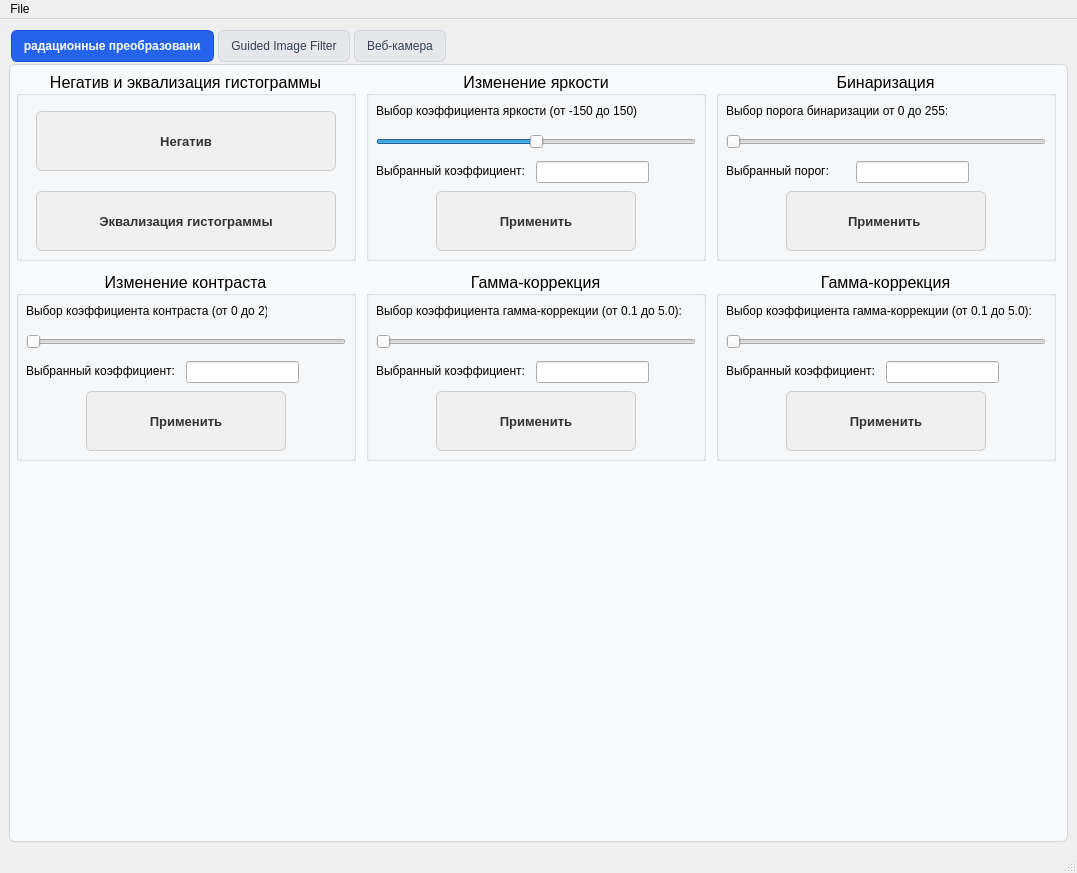
Qt form DIP/MyApp.ui (KYashin/Digital-Image-Processing) before a commit.
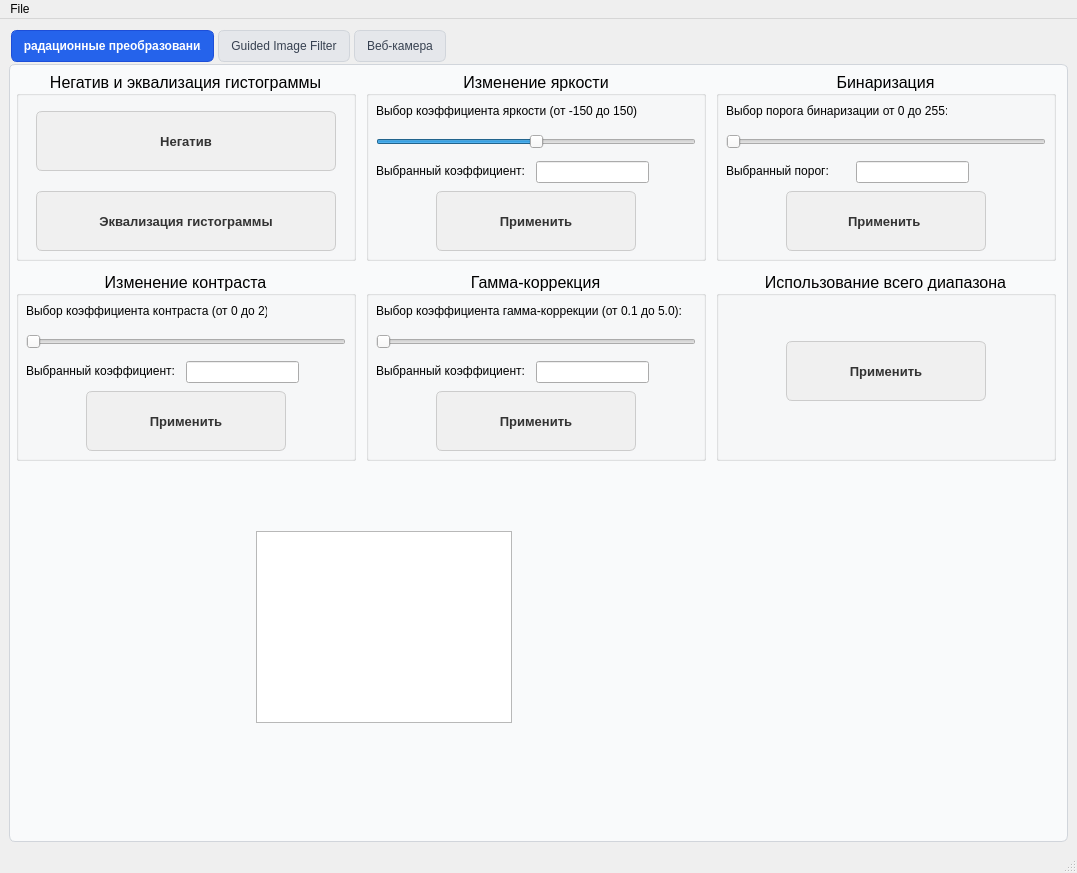
The same form after that commit.

Commit message: Улучшил MyApp.ui.

```diff
--- a/DIP/MyApp.ui
+++ b/DIP/MyApp.ui
@@ -817,7 +817,7 @@
 }</string>
         </property>
         <property name="title">
-         <string>Гамма-коррекция</string>
+         <string>Использование всего диапазона</string>
         </property>
         <property name="alignment">
          <set>Qt::AlignCenter</set>
@@ -826,7 +826,7 @@
          <property name="geometry">
           <rect>
            <x>70</x>
-           <y>120</y>
+           <y>70</y>
            <width>200</width>
            <height>60</height>
           </rect>
@@ -845,70 +845,16 @@
           <string>Применить</string>
          </property>
         </widget>
-        <widget class="QSlider" name="horizontalSlider_gamma_2">
-         <property name="geometry">
-          <rect>
-           <x>10</x>
-           <y>60</y>
-           <width>320</width>
-           <height>22</height>
-          </rect>
-         </property>
-         <property name="statusTip">
-          <string>Ползунок для выбора коэффициента гамма-коррекции</string>
-         </property>
-         <property name="minimum">
-          <number>1</number>
-         </property>
-         <property name="maximum">
-          <number>500</number>
-         </property>
-         <property name="orientation">
-          <enum>Qt::Horizontal</enum>
-         </property>
-        </widget>
-        <widget class="QLabel" name="label_gamma_2">
-         <property name="geometry">
-          <rect>
-           <x>10</x>
-           <y>30</y>
-           <width>311</width>
-           <height>20</height>
-          </rect>
-         </property>
-         <property name="text">
-          <string>Выбор коэффициента гамма-коррекции (от 0.1 до 5.0):</string>
-         </property>
-        </widget>
-        <widget class="QLabel" name="label_2_gamma_2">
-         <property name="geometry">
-          <rect>
-           <x>10</x>
-           <y>90</y>
-           <width>150</width>
-           <height>20</height>
-          </rect>
-         </property>
-         <property name="sizePolicy">
-          <sizepolicy hsizetype="Preferred" vsizetype="Preferred">
-           <horstretch>0</horstretch>
-           <verstretch>0</verstretch>
-          </sizepolicy>
-         </property>
-         <property name="text">
-          <string>Выбранный коэффициент:</string>
-         </property>
-        </widget>
-        <widget class="QLineEdit" name="lineEdit_gamma_2">
-         <property name="geometry">
-          <rect>
-           <x>170</x>
-           <y>90</y>
-           <width>113</width>
-           <height>22</height>
-          </rect>
-         </property>
-        </widget>
+       </widget>
+       <widget class="QGraphicsView" name="graphicsView">
+        <property name="geometry">
+         <rect>
+          <x>240</x>
+          <y>460</y>
+          <width>256</width>
+          <height>192</height>
+         </rect>
+        </property>
        </widget>
       </widget>
       <widget class="QWidget" name="gif">
```
Left out of the diff: 4 changed lines with no effect on the pictures.
